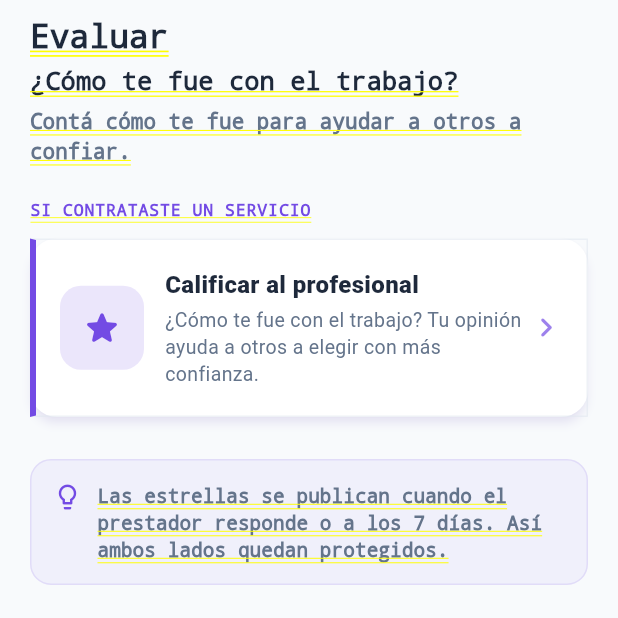
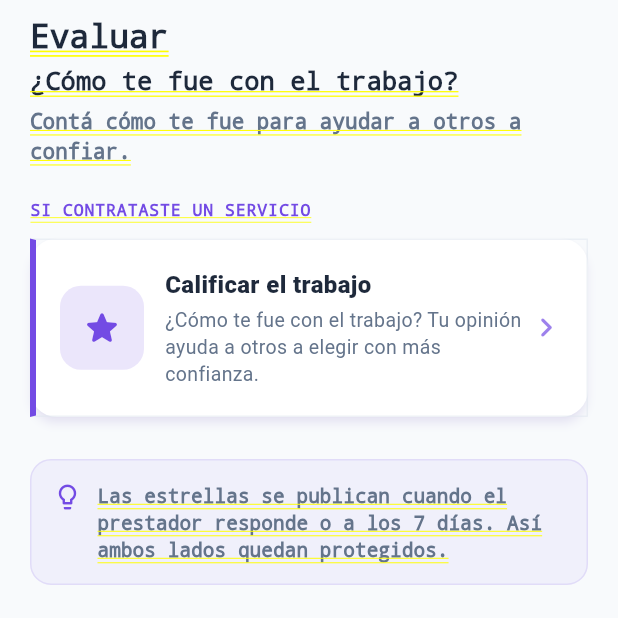
Before and after one commit to gdemagistre-hub/puelo-infra, a Flutter app: the MenuEvaluacionesWidget screen opened directly, on a phone screen of 412 x 824 dp, the top half of it. Run offline on Flutter 3.47's test engine with Material 3 defaults, Android fonts, the phone set to English and light mode, and no system bars; our stand-ins replace audioplayers, cloud_firestore, cloud_functions, firebase_auth, firebase_core, firebase_messaging and 5 more; missing offline and left inert: cryptography, google_mlkit_text_recognition; accounts and stored records are empty; project files that could hold a hidden picture were left out.

Commit message:
copy: sin profesional en datos/calificar/evaluar

```diff
--- a/lib/calificarTrabajo.dart
+++ b/lib/calificarTrabajo.dart
@@ -211,7 +211,7 @@ class _CalificarTrabajoWidgetState extends State<CalificarTrabajoWidget> {
                 decoration: InputDecoration(
                   hintText: '¿Cómo te fue? ¿Llegó a tiempo? ¿Quedó bien?',
                   helperText:
-                      'El comentario lo ve el profesional. Las estrellas sí son públicas.',
+                      'El comentario lo ve quien hizo el trabajo. Las estrellas sí son públicas.',
                   filled: true,
                   fillColor: Colors.white,
                   border: OutlineInputBorder(
--- a/lib/datosPersonalesflotante.dart
+++ b/lib/datosPersonalesflotante.dart
@@ -564,7 +564,7 @@ class _DatosPersonalesFlotanteWidgetState
                                 crossAxisAlignment: CrossAxisAlignment.start,
                                 children: [
                                   Text(
-                                    _esPrestador ? 'Tu perfil profesional' : 'Tu identidad en Puelo',
+                                    _esPrestador ? 'Tus datos para trabajar' : 'Tu identidad en Puelo',
                                     style: const TextStyle(fontSize: 16, fontWeight: FontWeight.w800, color: _textColor),
                                   ),
                                   Text(
--- a/lib/menuEvaluaciones.dart
+++ b/lib/menuEvaluaciones.dart
@@ -64,7 +64,7 @@ class MenuEvaluacionesWidget extends StatelessWidget {
           ),
           const SizedBox(height: 12),
           _PrimaryActionCard(
-            titulo: 'Calificar al profesional',
+            titulo: 'Calificar el trabajo',
             subtitulo:
                 '¿Cómo te fue con el trabajo? Tu opinión ayuda a otros a elegir con más confianza.',
             icono: Icons.star_rounded,
```
